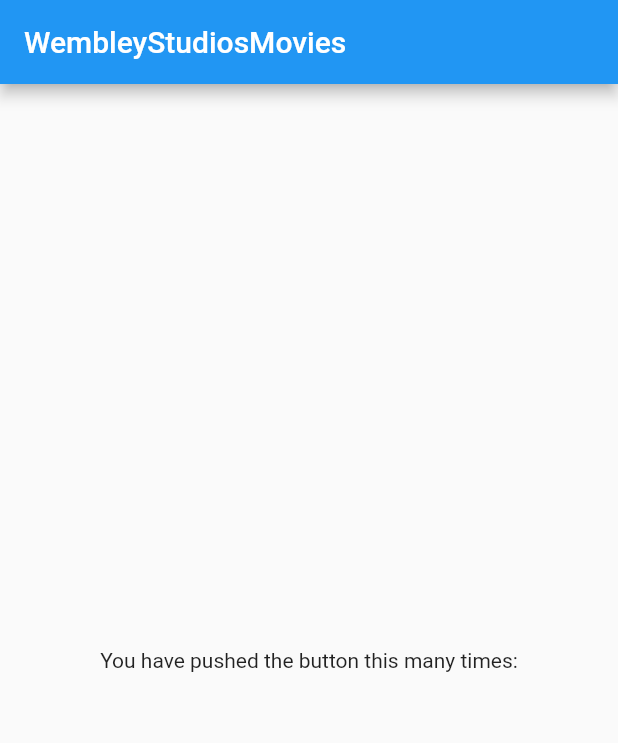
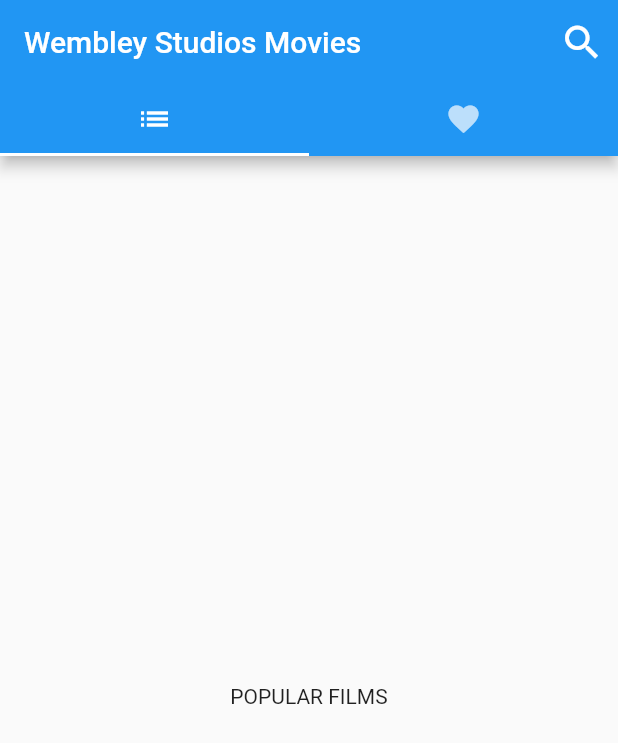
Before and after one commit to carlosparra1998/WembleyStudiosMovies, a Flutter app: the screen it shows after launch, on a phone screen of 412 x 824 dp. Shown: the top 743 px of the screen. Run offline on Flutter 3.47's test engine with Material 2 defaults, Android fonts, the phone set to English and light mode, and no system bars.

Commit message:
Tab con screens creado, y botón find

```diff
--- a/lib/app.dart
+++ b/lib/app.dart
@@ -1,6 +1,6 @@
 import 'package:flutter/material.dart';
-
-import 'view/screen/home_screen.dart';
+import 'package:wembley_studios_movies/view/screen/favorite_movies_screen.dart';
+import 'package:wembley_studios_movies/view/screen/popular_movies_screen.dart';
 
 class WembleyStudiosMoviesApp extends StatelessWidget {
   const WembleyStudiosMoviesApp({super.key});
@@ -8,11 +8,30 @@
   @override
   Widget build(BuildContext context) {
     return MaterialApp(
-      title: 'Flutter Demo',
-      theme: ThemeData(
-        primarySwatch: Colors.blue,
+      home: DefaultTabController(
+        length: 2,
+        child: Scaffold(
+          appBar: AppBar(
+            actions: [
+              //add
+              IconButton(icon: Icon(Icons.search), iconSize: 30.0, onPressed: () {})
+            ],
+            bottom: TabBar(
+              tabs: [
+                Tab(icon: Icon(Icons.list)),
+                Tab(icon: Icon(Icons.favorite)),
+              ],
+            ),
+            title: Text('Wembley Studios Movies'),
+          ),
+          body: TabBarView(
+            children: [
+              PopularMoviesScreen(title: ''),
+              FavoriteMoviesScreen(title: '')
+            ],
+          ),
+        ),
       ),
-      home: const HomeScreen(title: 'WembleyStudiosMovies'),
     );
   }
 }
--- a/lib/main.dart
+++ b/lib/main.dart
@@ -1,12 +1,11 @@
 import 'package:flutter/material.dart';
+import 'package:provider/provider.dart';
 
 import 'app.dart';
+import 'view_model/movies_view_model.dart';
 
 void main() {
-  runApp(const WembleyStudiosMoviesApp());
-
-  /*
-    runApp(
+  runApp(
     MultiProvider(
       providers: [
         ChangeNotifierProvider(create: (_) => MoviesVM()),
@@ -14,7 +13,4 @@
       child: const WembleyStudiosMoviesApp(),
     ),
   );
-
-
-  */
 }
--- a/lib/view/screen/home_screen.dart
+++ b/lib/view/screen/favorite_movies_screen.dart
@@ -1,27 +1,24 @@
 import 'package:flutter/material.dart';
 
-class HomeScreen extends StatefulWidget {
-  const HomeScreen({super.key, required this.title});
+class FavoriteMoviesScreen extends StatefulWidget {
+  const FavoriteMoviesScreen({super.key, required this.title});
 
   final String title;
 
   @override
-  State<HomeScreen> createState() => _HomeScreen();
+  State<FavoriteMoviesScreen> createState() => _FavoriteMoviesScreen();
 }
 
-class _HomeScreen extends State<HomeScreen> {
+class _FavoriteMoviesScreen extends State<FavoriteMoviesScreen> {
   @override
   Widget build(BuildContext context) {
     return Scaffold(
-      appBar: AppBar(
-        title: Text(widget.title),
-      ),
       body: Center(
         child: Column(
           mainAxisAlignment: MainAxisAlignment.center,
           children: <Widget>[
             const Text(
-              'You have pushed the button this many times:',
+              'FAVORITE FILMS',
             ),
           ],
         ),
--- /dev/null
+++ b/lib/view/screen/popular_movies_screen.dart
@@ -0,0 +1,28 @@
+import 'package:flutter/material.dart';
+
+class PopularMoviesScreen extends StatefulWidget {
+  const PopularMoviesScreen({super.key, required this.title});
+
+  final String title;
+
+  @override
+  State<PopularMoviesScreen> createState() => _PopularMoviesScreen();
+}
+
+class _PopularMoviesScreen extends State<PopularMoviesScreen> {
+  @override
+  Widget build(BuildContext context) {
+    return Scaffold(
+      body: Center(
+        child: Column(
+          mainAxisAlignment: MainAxisAlignment.center,
+          children: <Widget>[
+            const Text(
+              'POPULAR FILMS',
+            ),
+          ],
+        ),
+      ),
+    );
+  }
+}
--- a/lib/view_model/movies_view_model.dart
+++ b/lib/view_model/movies_view_model.dart
@@ -0,0 +1,7 @@
+
+import 'package:flutter/material.dart';
+
+class MoviesVM with ChangeNotifier {
+
+
+}
```
Also changed, not shown: pubspec.yaml (+5 -67 lines), lib/utils/strings.dart (added), pubspec.lock, 1 other file.
